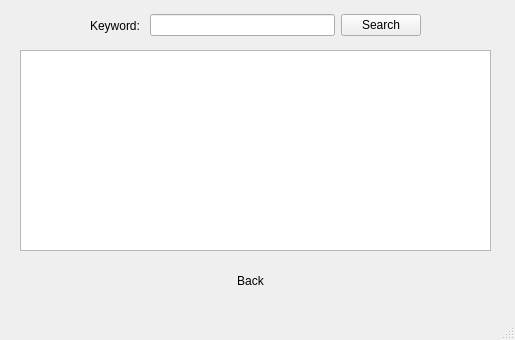
First picture: the form in imagesfinder/ImageFinder/fileswindow.ui, repository duy-tran/unix1, before the edit.
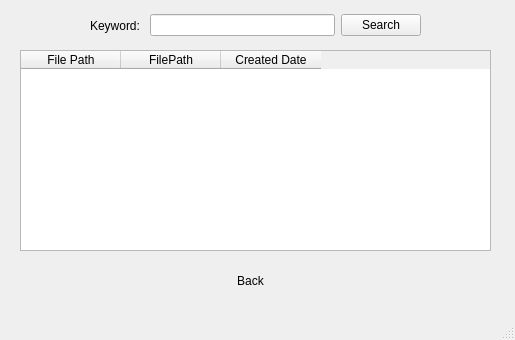
Second picture: the form after the edit.

Commit message: parallel windows

```diff
--- a/imagesfinder/ImageFinder/fileswindow.ui
+++ b/imagesfinder/ImageFinder/fileswindow.ui
@@ -52,6 +52,21 @@
       <height>201</height>
      </rect>
     </property>
+    <column>
+     <property name="text">
+      <string>File Path</string>
+     </property>
+    </column>
+    <column>
+     <property name="text">
+      <string>FilePath</string>
+     </property>
+    </column>
+    <column>
+     <property name="text">
+      <string>Created Date</string>
+     </property>
+    </column>
    </widget>
    <widget class="QPushButton" name="backButton">
     <property name="geometry">
```
Left out of the diff: 2 changed lines with no effect on the pictures. The commit also changes 6 other files.
